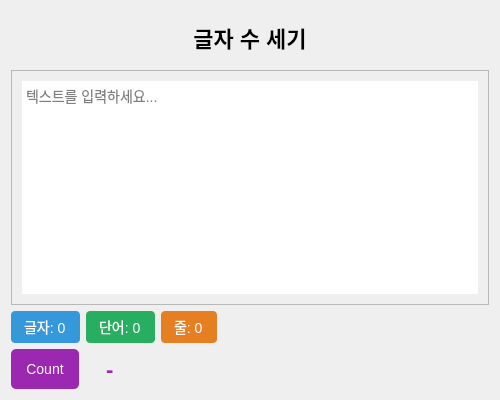
Above: Apps/TextCounter/text_counter.ui from pacowon/appDrawer before the change. Below: the same form after it.
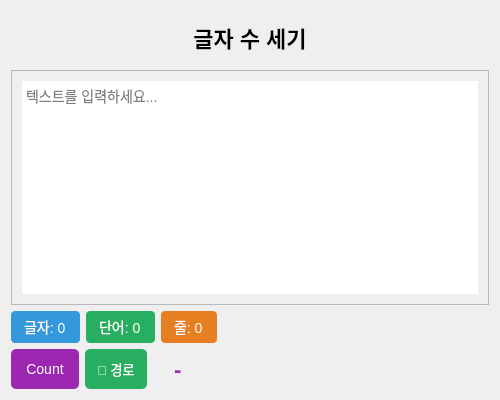
That is the form after the change.

The edit to the form file:
```diff
--- a/Apps/TextCounter/text_counter.ui
+++ b/Apps/TextCounter/text_counter.ui
@@ -57,6 +57,19 @@
        <property name="text"><string>Count</string></property>
       </widget>
      </item>
+     <item>
+      <widget class="QPushButton" name="btn_show_path">
+       <property name="minimumSize">
+        <size><width>0</width><height>40</height></size>
+       </property>
+       <property name="styleSheet">
+        <string notr="true">font-size: 13px; background-color: #27ae60; color: white; border: none; border-radius: 5px; padding: 5px 12px;</string>
+       </property>
+       <property name="text">
+        <string>📂 경로</string>
+       </property>
+      </widget>
+     </item>
      <item>
       <widget class="QLabel" name="count_label">
        <property name="text"><string>-</string></property>
```
